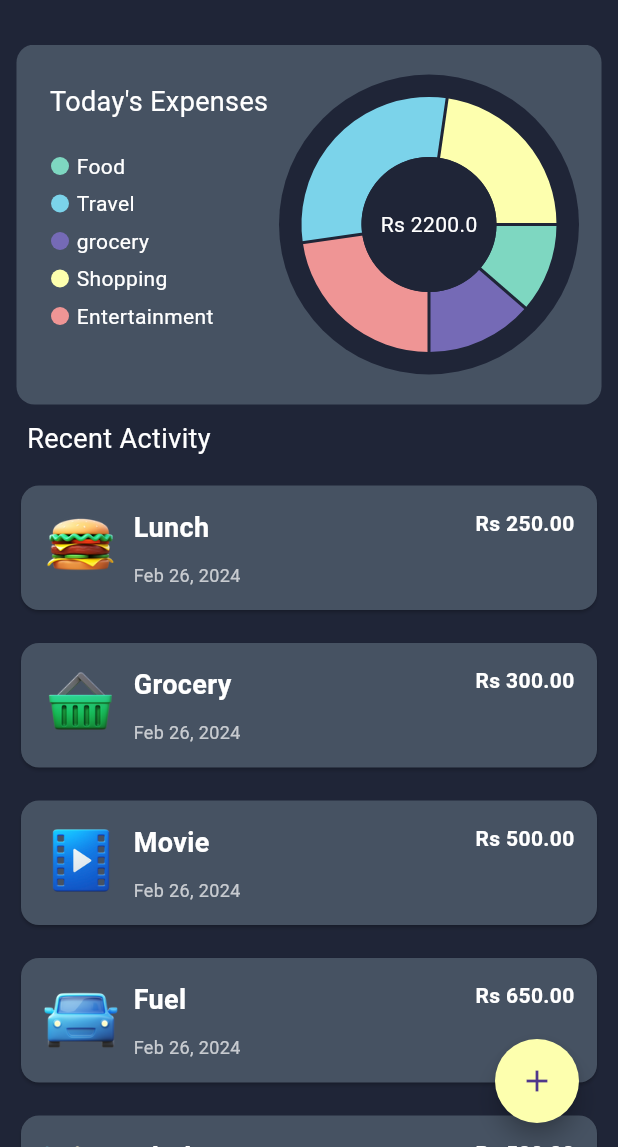
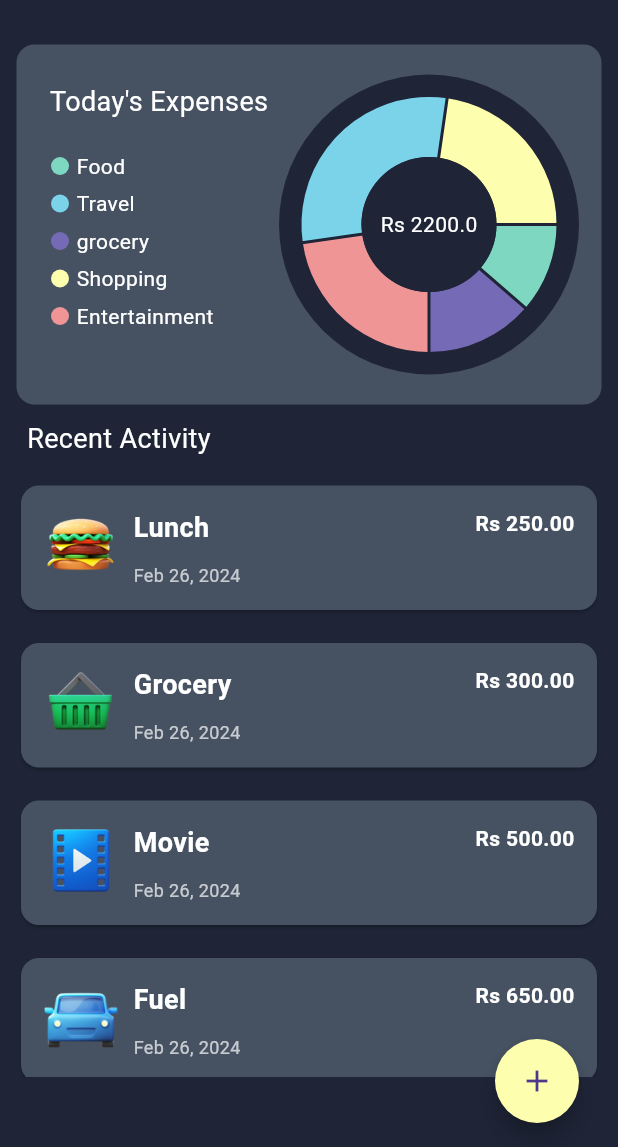
Before and after one commit to prajwalx7/expense_tracker, a Flutter app: the screen it shows after launch, on a phone screen of 412 x 824 dp, the part 89-1236 px from its top. Run offline on Flutter 3.47's test engine with Material 3 defaults, Android fonts, the phone set to English and light mode, and no system bars; drawn by our look-alikes of fl_chart; missing offline and left inert: fading_edge_scrollview.

Commit message:
fixed fading

```diff
--- a/lib/widgets/expenses_list/expenses_list.dart
+++ b/lib/widgets/expenses_list/expenses_list.dart
@@ -29,14 +29,13 @@
   @override
   Widget build(BuildContext context) {
     return SizedBox(
-      height:
-          MediaQuery.of(context).size.height * 0.6,
+      height: MediaQuery.of(context).size.height * 0.5,
       child: FadingEdgeScrollView.fromScrollView(
         gradientFractionOnEnd: 0.08,
         gradientFractionOnStart: 0.08,
         child: ListView.builder(
           controller: _controller,
-          padding: const EdgeInsets.only(bottom: 140),
+          padding: const EdgeInsets.only(bottom: 50),
           itemCount: widget.expenses.length,
           itemBuilder: (ctx, index) => Dismissible(
             key: ValueKey(widget.expenses[index]),
```
